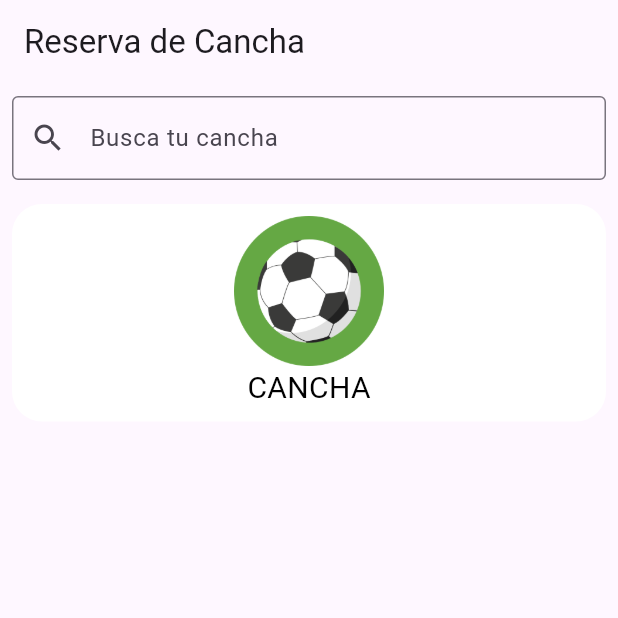
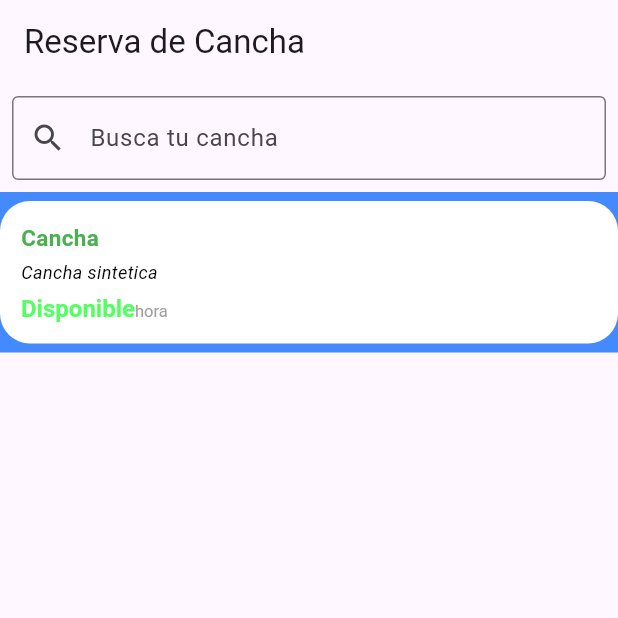
Before and after one commit to AyalaFranco/DashboardCanchasAdmin, a Flutter app: the screen it shows after launch, on a phone screen of 412 x 824 dp, the top half of it. Run offline on Flutter 3.47's test engine with Material 3 defaults, Android fonts, the phone set to English and light mode, and no system bars.

Commit message:
selector de cancha

```diff
--- a/lib/screens/imc_home_screen.dart
+++ b/lib/screens/imc_home_screen.dart
@@ -1,6 +1,6 @@
 import 'package:flutter/material.dart';
-import 'package:reserva_cancha/components/canchas_selector.dart';
 import 'package:reserva_cancha/components/buscador.dart';
+import 'package:reserva_cancha/widgets/selector_cancha.dart';
 
 class ImcHomeScreen extends StatefulWidget {
   const ImcHomeScreen({super.key});
@@ -19,7 +19,7 @@ class _MyWidgetState extends State<ImcHomeScreen> {
       body: Column(
         children: [
           Buscador(),
-          CanchasSelector()
+          selectorCancha()
         ],
       ),
     );
--- a/lib/widgets/selector_cancha.dart
+++ b/lib/widgets/selector_cancha.dart
@@ -1,12 +1,86 @@
 import 'package:flutter/material.dart';
+import 'package:reserva_cancha/core/app_colors.dart';
 
 class selectorCancha extends StatelessWidget {
   const selectorCancha({super.key});
 
   @override
   Widget build(BuildContext context) {
-    return GestureDetector(
+    return Material( //Detectar accion de usuario
+      color: Colors.blueAccent,
+      child: InkWell( //Animacion al tocar
+        onTap: (){},
+        child: Container(
+          margin: EdgeInsets.symmetric(vertical: 6),//Ancho y largo
+          padding: EdgeInsets.all(14),
+          decoration: BoxDecoration( //Personalizar widget y caja
+            color: Colors.white,
+            borderRadius: BorderRadius.circular(20),
+          ),
+          child: Row(
+            children: [
+              Expanded(
+                child: Column(
+                  crossAxisAlignment: CrossAxisAlignment.start, //Alinea todos los widgets
+                  children: [
+                    Row(
+                      mainAxisAlignment: MainAxisAlignment.spaceBetween,
+                      children: [
+                        Text( //Titulo
+                          "Cancha",
+                          style: TextStyle(
+                            fontSize:15,
+                            fontWeight: FontWeight.bold,
+                            color: Colors.green
+                          ),
+                        ),
+                      ],
+                    ),
+                    SizedBox(height: 4),
+                    Text(
+                      "Cancha sintetica",
+                      style: TextStyle(
+                        fontSize: 12,
+                        color: Colors.black,
+                        fontStyle: FontStyle.italic,
+                      ),
+                    ),
+                        SizedBox(height: 6),
+                        Row( //Otro texto
+                          mainAxisAlignment: MainAxisAlignment.spaceBetween,
+                          children: [
+                            RichText( //Usar diferentes estilos en textos
+                              text: TextSpan(
+                                children: [
+                                  TextSpan(
+                                text: "Disponible",
+                                style: TextStyle(
+                                  fontSize: 16,
+                                  fontWeight: FontWeight.bold,
+                                  color: AppColors.primary,
+                                ),
+                              ),
+                              TextSpan(
+                                text: "hora",
+                                style: TextStyle(
+                                  fontSize: 11,
+                                  color: Colors.grey
+                                )
+                              )
+                              ]
+                              ),
+                            )
+                          ],
+                        )
 
+
+                  ],
+                )
+              )
+            ],
+          ),
+        )
+      )
     );
   }
 }
```
